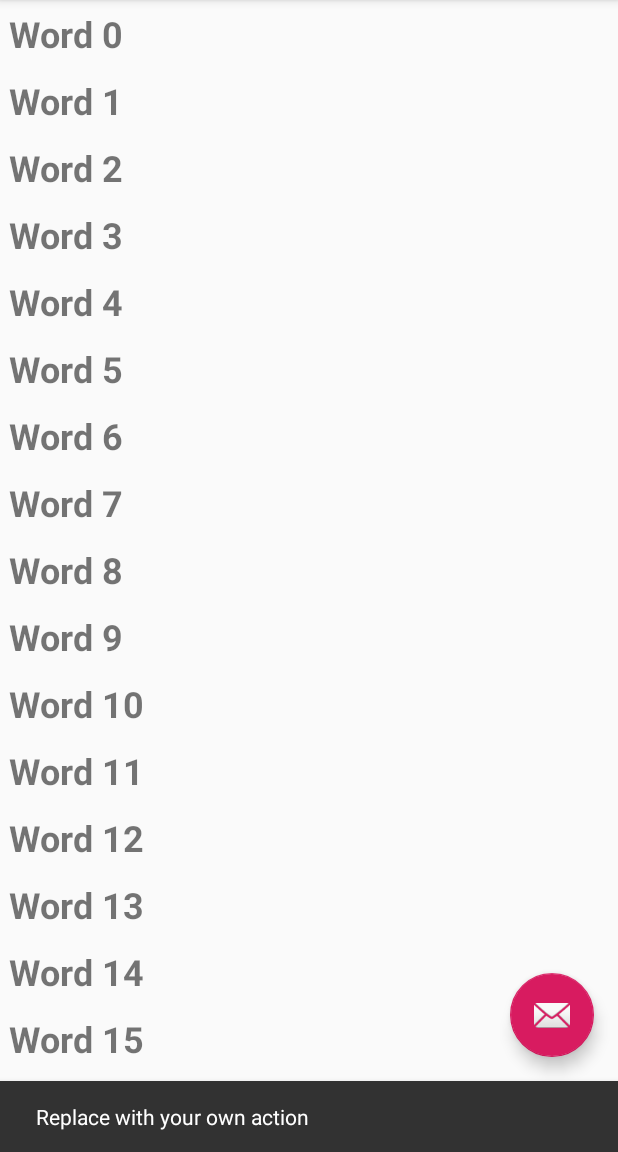
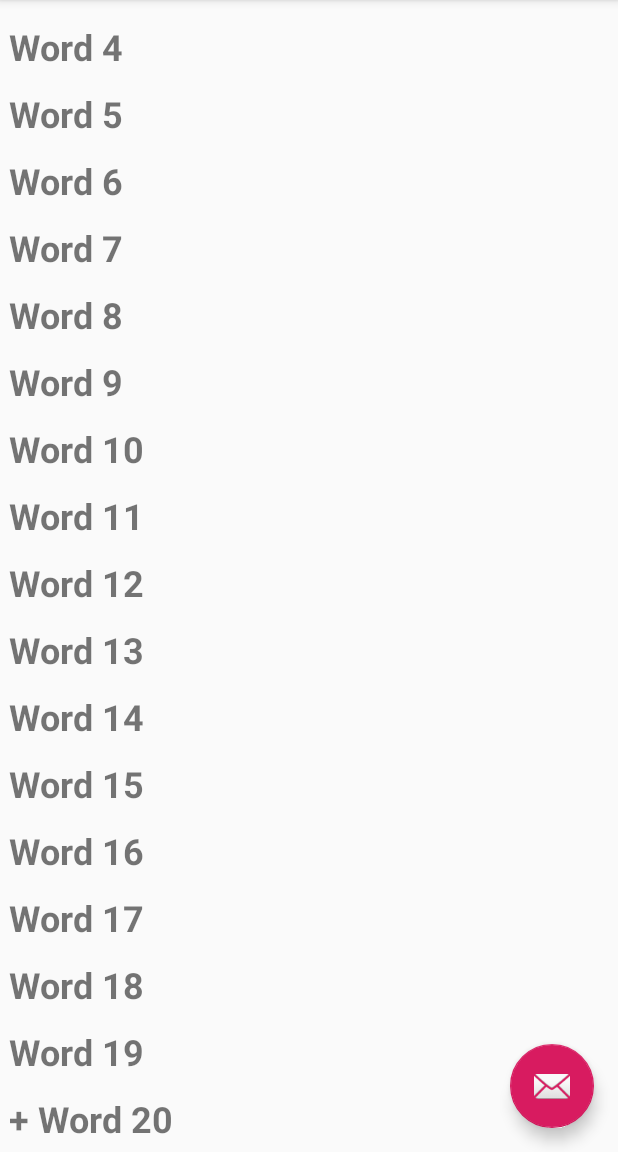
Before and after one commit to Yunji-Leo/AndroidCodelabs, an Android app: the screen it shows after launch (MainActivity), after a tap on an icon or button, on a phone screen of 412 x 824 dp, the part 84-1236 px from its top. Run offline under Robolectric (Android 15) with nearby library versions, the phone set to English and light mode, and no system bars.

Commit message:
make the list interactive

```diff
--- a/RecyclerView/app/src/main/java/com/example/recyclerview/MainActivity.java
+++ b/RecyclerView/app/src/main/java/com/example/recyclerview/MainActivity.java
@@ -33,8 +33,10 @@ public class MainActivity extends AppCompatActivity {
         fab.setOnClickListener(new View.OnClickListener() {
             @Override
             public void onClick(View view) {
-                Snackbar.make(view, "Replace with your own action", Snackbar.LENGTH_LONG)
-                        .setAction("Action", null).show();
+                int wordListSize = mWordList.size();
+                mWordList.addLast("+ Word "+wordListSize);
+                mRecyclerView.getAdapter().notifyItemInserted(wordListSize);
+                mRecyclerView.smoothScrollToPosition(wordListSize);
             }
         });
 
--- a/RecyclerView/app/src/main/java/com/example/recyclerview/WordListAdapter.java
+++ b/RecyclerView/app/src/main/java/com/example/recyclerview/WordListAdapter.java
@@ -13,7 +13,7 @@ import java.util.LinkedList;
 
 public class WordListAdapter extends RecyclerView.Adapter<WordListAdapter.WordViewHolder> {
 
-    class WordViewHolder extends RecyclerView.ViewHolder{
+    class WordViewHolder extends RecyclerView.ViewHolder implements View.OnClickListener{
         public final TextView wordItemView;
         final WordListAdapter mAdapter;
 
@@ -21,6 +21,15 @@ public class WordListAdapter extends RecyclerView.Adapter<WordListAdapter.WordVi
             super(itemView);
             wordItemView = itemView.findViewById(R.id.word);
             this.mAdapter = adapter;
+            itemView.setOnClickListener(this);
+        }
+
+        @Override
+        public void onClick(View view) {
+            int mPosition = getLayoutPosition();
+            String element = mWordList.get(mPosition);
+            mWordList.set(mPosition, "Clicked! " + element);
+            mAdapter.notifyDataSetChanged();
         }
     }
 
```
